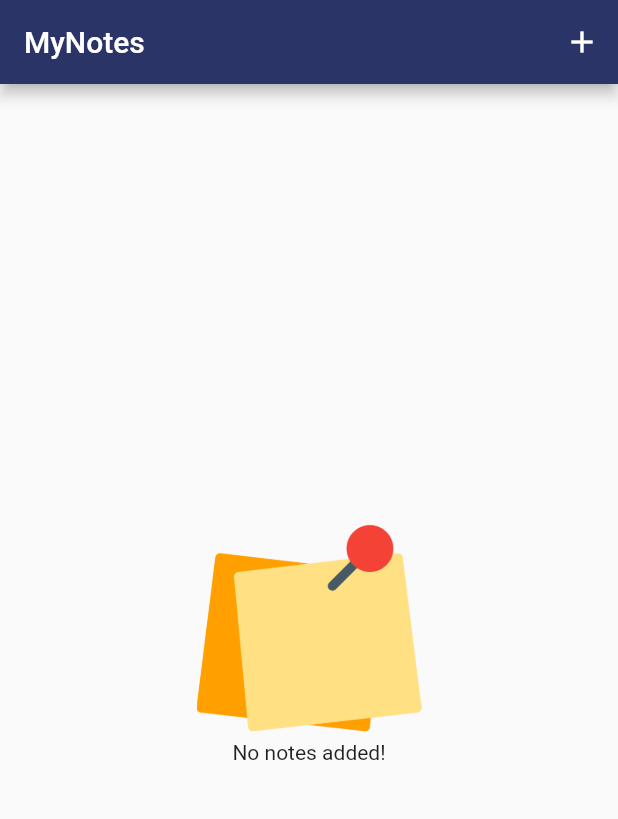
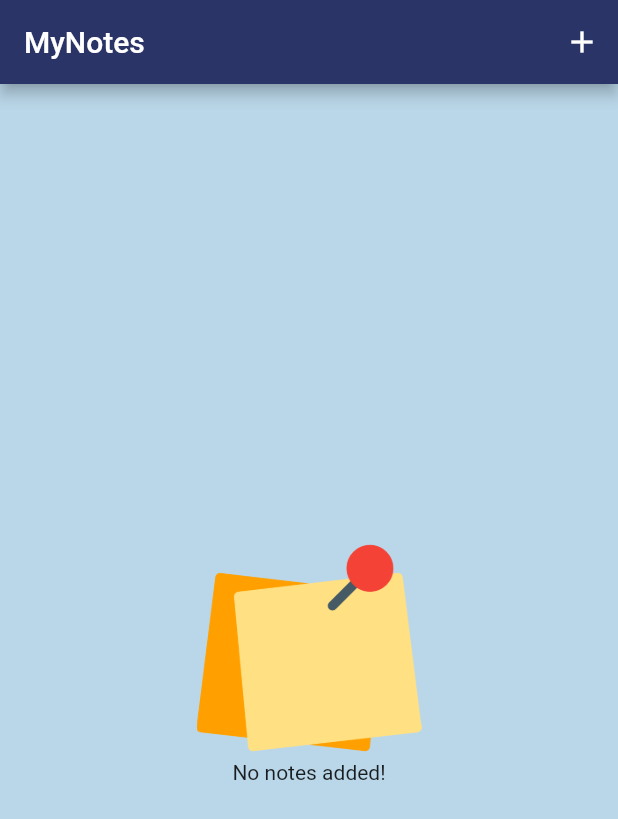
Before and after one commit to JosipTr/MyNotes, a Flutter app: the screen it shows after launch, on a phone screen of 412 x 824 dp. Shown: the top 819 px of the screen. Run offline on Flutter 3.47's test engine with Material 2 defaults, Android fonts, the phone set to English and light mode, and no system bars; our stand-ins replace dartz, floor, flutter_bloc, get_it, go_router, sqflite; accounts and stored records are empty; generated files the repository leaves out were written again; project files that could hold a hidden picture were left out.

Commit message:
Refactor code

```diff
--- a/lib/core/colors/generate_material_color.dart
+++ b/lib/core/colors/generate_material_color.dart
@@ -35,3 +35,4 @@ Color shadeColor(Color color, double factor) => Color.fromRGBO(
     1);
 
 const labelColor = Color.fromRGBO(43, 52, 103, 1);
+const scaffoldBackgroundColor = Color.fromRGBO(186, 215, 233, 1);
--- a/lib/core/themes/theme.dart
+++ b/lib/core/themes/theme.dart
@@ -28,7 +28,8 @@ ThemeData getThemeData() {
         const Color.fromRGBO(43, 52, 103, 1),
       ),
     ).copyWith(
-      background: const Color.fromRGBO(186, 215, 233, 1),
+      background: scaffoldBackgroundColor,
     ),
+    scaffoldBackgroundColor: scaffoldBackgroundColor,
   );
 }
--- a/lib/features/my_notes/presentation/widgets/empty_list.dart
+++ b/lib/features/my_notes/presentation/widgets/empty_list.dart
@@ -5,10 +5,7 @@ class EmptyList extends StatelessWidget {
 
   @override
   Widget build(BuildContext context) {
-    final height = MediaQuery.of(context).size.height * 0.9;
-    return SizedBox(
-      height: height,
-      child: Center(
+    return Center(
       child: Column(
         mainAxisAlignment: MainAxisAlignment.center,
         children: [
@@ -17,9 +14,10 @@ class EmptyList extends StatelessWidget {
             height: 150,
             width: 150,
           ),
-            const Text('No notes added!')
+          const Text(
+            'No notes added!',
+          )
         ],
-        ),
       ),
     );
   }
```
Lines whose indentation alone changed are shown as unchanged.
